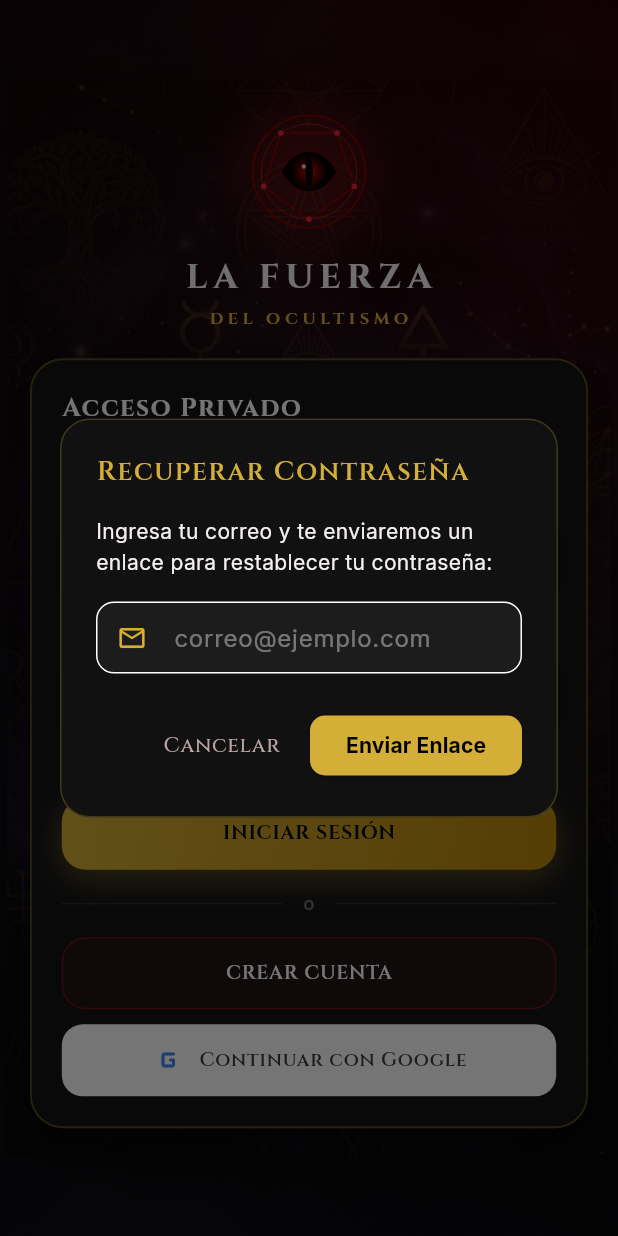
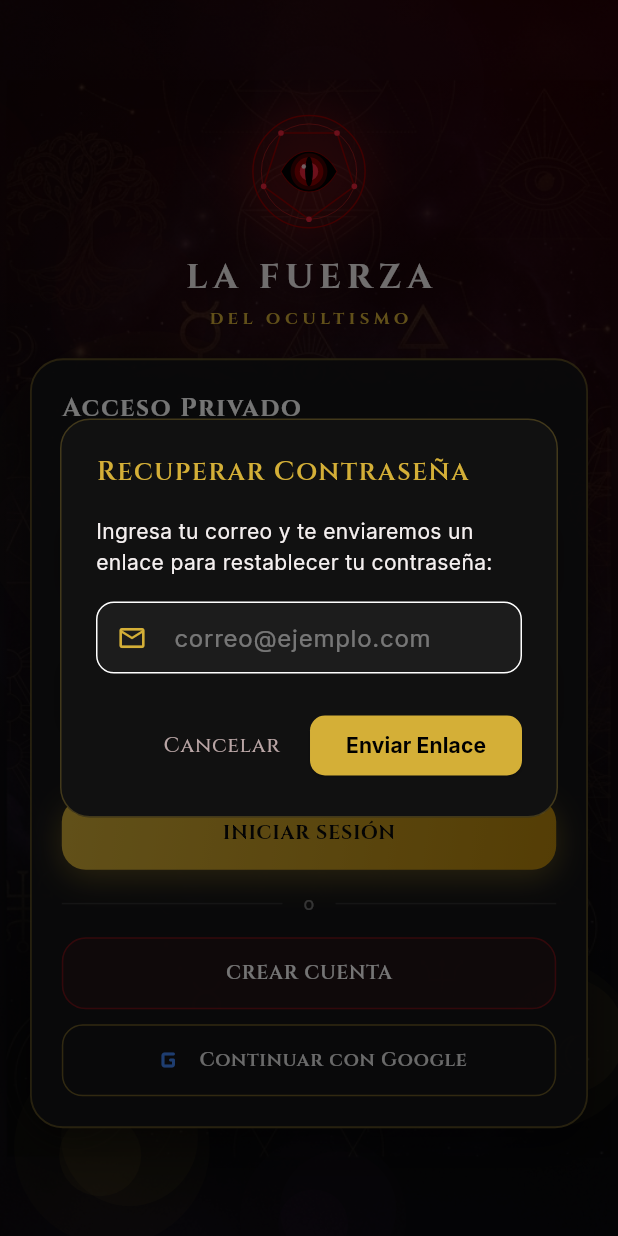
Before and after one commit to juanemadrid/la_fuerza_del_ocultismo, a Flutter app: the screen it shows after launch, after a tap on "¿Olvidaste tu contraseña?", on a phone screen of 412 x 824 dp. Run offline on Flutter 3.47's test engine with Material 3 defaults, Android fonts, the phone set to English and light mode, and no system bars; our stand-ins replace audioplayers, cloud_firestore, email_validator, firebase_auth, firebase_core, firebase_storage and 6 more; missing offline and left inert: flutter_pdfview; accounts and stored records are empty; network calls fail.

Commit message:
Login mistico: humo ritual, ojo que vigila y boton Google oscuro

```diff
--- a/lib/screens/login_screen.dart
+++ b/lib/screens/login_screen.dart
@@ -10,6 +10,7 @@ import '../services/auth_service.dart';
 import '../theme/app_theme.dart';
 import '../utils/google_popup_helper.dart';
 import '../widgets/occult_logo.dart';
+import '../widgets/ritual_smoke.dart';
 import '../widgets/mysterious_page_route.dart';
 import 'home_screen.dart';
 import 'register_screen.dart';
@@ -472,6 +473,8 @@ class _LoginScreenState extends State<LoginScreen> {
                 ),
               ),
             ),
+            // Humo ritual de incienso moviéndose detrás del formulario
+            const Positioned.fill(child: RitualSmoke()),
             SafeArea(
               child: Center(
                 child: SingleChildScrollView(
@@ -712,8 +715,15 @@ class _LoginScreenState extends State<LoginScreen> {
                               SizedBox(
                                 height: 48,
                                 child: Material(
-                                  color: Colors.white,
-                                  borderRadius: BorderRadius.circular(14),
+                                  // Oscuro con borde dorado: no rompe el ambiente
+                                  color: const Color(0xFF141416),
+                                  shape: RoundedRectangleBorder(
+                                    borderRadius: BorderRadius.circular(14),
+                                    side: BorderSide(
+                                      color: AppColors.borderGold
+                                          .withOpacity(0.45),
+                                    ),
+                                  ),
                                   child: InkWell(
                                     borderRadius: BorderRadius.circular(14),
                                     onTap: (_loading || _googleLoading)
@@ -740,9 +750,8 @@ class _LoginScreenState extends State<LoginScreen> {
                                               'Conectando con Google...',
                                               style: AppTextStyles.titleMedium
                                                   .copyWith(
-                                                    color: const Color(
-                                                      0xFF3C4043,
-                                                    ),
+                                                    color: Colors.white
+                                                        .withOpacity(0.9),
                                                     fontWeight: FontWeight.w600,
                                                     fontSize: 13,
                                                   ),
@@ -764,9 +773,8 @@ class _LoginScreenState extends State<LoginScreen> {
                                               'Continuar con Google',
                                               style: AppTextStyles.titleMedium
                                                   .copyWith(
-                                                    color: const Color(
-                                                      0xFF3C4043,
-                                                    ),
+                                                    color: Colors.white
+                                                        .withOpacity(0.9),
                                                     fontWeight: FontWeight.w600,
                                                     fontSize: 13,
                                                   ),
--- a/lib/widgets/occult_logo.dart
+++ b/lib/widgets/occult_logo.dart
@@ -12,6 +12,9 @@ class OccultLogo extends StatefulWidget {
 class _OccultLogoState extends State<OccultLogo> with TickerProviderStateMixin {
   late AnimationController _blinkCtrl;
   late AnimationController _pulseCtrl;
+  // Mirada: el ojo vigila a los lados, como espiando.
+  late AnimationController _gazeCtrl;
+  late Animation<double> _gaze;
 
   late Animation<double> _eyeOpenAmount;
   late Animation<double> _pulseAmount;
@@ -33,36 +36,69 @@ class _OccultLogoState extends State<OccultLogo> with TickerProviderStateMixin {
     // Blink: periodically blinks (closes and opens)
     _blinkCtrl = AnimationController(
       vsync: this,
-      duration: const Duration(milliseconds: 1800),
+      duration: const Duration(milliseconds: 4200),
     )..repeat();
 
+    // Parpadeo lento e inquietante: abierto casi todo el tiempo,
+    // un parpadeo rápido y, a veces, uno doble.
     _eyeOpenAmount = TweenSequence<double>([
+      TweenSequenceItem(tween: ConstantTween<double>(1.0), weight: 80.0),
       TweenSequenceItem(
-        tween: ConstantTween<double>(1.0),
-        weight: 70.0, // Stays open for 70% of time (approx 1.26s)
-      ),
+          tween: Tween<double>(begin: 1.0, end: 0.0)
+              .chain(CurveTween(curve: Curves.easeIn)),
+          weight: 3.0),
       TweenSequenceItem(
-        tween: Tween<double>(begin: 1.0, end: 0.0).chain(CurveTween(curve: Curves.easeIn)),
-        weight: 10.0, // Closes quickly (approx 0.18s)
-      ),
+          tween: Tween<double>(begin: 0.0, end: 1.0)
+              .chain(CurveTween(curve: Curves.easeOut)),
+          weight: 5.0),
+      TweenSequenceItem(tween: ConstantTween<double>(1.0), weight: 4.0),
       TweenSequenceItem(
-        tween: Tween<double>(begin: 0.0, end: 1.0).chain(CurveTween(curve: Curves.easeOut)),
-        weight: 20.0, // Opens back up (approx 0.36s)
-      ),
+          tween: Tween<double>(begin: 1.0, end: 0.0)
+              .chain(CurveTween(curve: Curves.easeIn)),
+          weight: 3.0),
+      TweenSequenceItem(
+          tween: Tween<double>(begin: 0.0, end: 1.0)
+              .chain(CurveTween(curve: Curves.easeOut)),
+          weight: 5.0),
     ]).animate(_blinkCtrl);
+
+    // Mirada: centro → izquierda (se queda) → derecha (se queda) → centro.
+    _gazeCtrl = AnimationController(
+      vsync: this,
+      duration: const Duration(milliseconds: 7000),
+    )..repeat();
+    _gaze = TweenSequence<double>([
+      TweenSequenceItem(tween: ConstantTween<double>(0.0), weight: 18),
+      TweenSequenceItem(
+          tween: Tween<double>(begin: 0.0, end: -1.0)
+              .chain(CurveTween(curve: Curves.easeInOutCubic)),
+          weight: 6),
+      TweenSequenceItem(tween: ConstantTween<double>(-1.0), weight: 20),
+      TweenSequenceItem(
+          tween: Tween<double>(begin: -1.0, end: 1.0)
+              .chain(CurveTween(curve: Curves.easeInOutCubic)),
+          weight: 8),
+      TweenSequenceItem(tween: ConstantTween<double>(1.0), weight: 20),
+      TweenSequenceItem(
+          tween: Tween<double>(begin: 1.0, end: 0.0)
+              .chain(CurveTween(curve: Curves.easeInOutCubic)),
+          weight: 6),
+      TweenSequenceItem(tween: ConstantTween<double>(0.0), weight: 22),
+    ]).animate(_gazeCtrl);
   }
 
   @override
   void dispose() {
     _pulseCtrl.dispose();
     _blinkCtrl.dispose();
+    _gazeCtrl.dispose();
     super.dispose();
   }
 
   @override
   Widget build(BuildContext context) {
     return AnimatedBuilder(
-      animation: Listenable.merge([_blinkCtrl, _pulseCtrl]),
+      animation: Listenable.merge([_blinkCtrl, _pulseCtrl, _gazeCtrl]),
       builder: (context, _) {
         return Container(
           width: widget.size,
@@ -84,6 +120,7 @@ class _OccultLogoState extends State<OccultLogo> with TickerProviderStateMixin {
             painter: _OccultLogoPainter(
               eyeOpen: _eyeOpenAmount.value,
               pulse: _pulseAmount.value,
+              gaze: _gaze.value,
             ),
           ),
         );
@@ -95,8 +132,10 @@ class _OccultLogoState extends State<OccultLogo> with TickerProviderStateMixin {
 class _OccultLogoPainter extends CustomPainter {
   final double eyeOpen;
   final double pulse;
+  final double gaze; // -1 mira a la izquierda, 0 al frente, 1 a la derecha
 
-  _OccultLogoPainter({required this.eyeOpen, required this.pulse});
+  _OccultLogoPainter(
+      {required this.eyeOpen, required this.pulse, required this.gaze});
 
   @override
   void paint(Canvas canvas, Size size) {
@@ -164,33 +203,28 @@ class _OccultLogoPainter extends CustomPainter {
       // Fondo negro del ojo
       canvas.drawRect(Rect.fromLTWH(0, 0, size.width, size.height), Paint()..color = Colors.black);
 
-      // Iris rojo sangre gradiente
-      final irisR = eh * 0.85;
-       final irisShader = const RadialGradient(
-        colors: [
-          Color(0xFFEF233C),
-          Color(0xFF8B0000),
-          Color(0xFF3D0000),
-          Colors.black,
-        ],
-        stops: [0.0, 0.35, 0.65, 1.0],
-      ).createShader(Rect.fromCircle(center: Offset(cx, cy), radius: irisR));
-      canvas.drawCircle(Offset(cx, cy), irisR, Paint()..shader = irisShader);
+      // Iris rojo sangre en anillos (sin degradado: más liviano en iPhone).
+      // Su tamaño no depende del parpadeo, así el párpado lo tapa al cerrar.
+      final irisR = size.height * 0.17 * 0.85;
+      final ix = cx + gaze * ew * 0.42; // el iris se desplaza al mirar
+      final irisC = Offset(ix, cy);
+      canvas.drawCircle(irisC, irisR, Paint()..color = const Color(0xFF3D0000));
+      canvas.drawCircle(
+          irisC, irisR * 0.78, Paint()..color = const Color(0xFF8B0000));
+      canvas.drawCircle(irisC, irisR * 0.5,
+          Paint()..color = const Color(0xFFEF233C).withValues(alpha: 0.85 + 0.15 * pulse));
 
       // Pupila vertical de demonio/gato
       final pupilW = irisR * (0.16 + 0.06 * pulse);
       final pupilH = irisR * 0.8;
-      final pupilPath = Path();
-      pupilPath.addOval(Rect.fromCenter(
-        center: Offset(cx, cy),
-        width: pupilW * 2,
-        height: pupilH * 2,
-      ));
-      canvas.drawPath(pupilPath, Paint()..color = Colors.black);
+      canvas.drawOval(
+        Rect.fromCenter(center: irisC, width: pupilW * 2, height: pupilH * 2),
+        Paint()..color = Colors.black,
+      );
 
       // Brillos del ojo
       canvas.drawCircle(
-        Offset(cx - irisR * 0.28, cy - irisR * 0.28),
+        Offset(ix - irisR * 0.28, cy - irisR * 0.28),
         irisR * 0.12,
         Paint()..color = Colors.white.withValues(alpha: 0.6 + 0.2 * pulse),
       );
@@ -208,6 +242,8 @@ class _OccultLogoPainter extends CustomPainter {
 
   @override
   bool shouldRepaint(covariant _OccultLogoPainter oldDelegate) {
-    return oldDelegate.eyeOpen != eyeOpen || oldDelegate.pulse != pulse;
+    return oldDelegate.eyeOpen != eyeOpen ||
+        oldDelegate.pulse != pulse ||
+        oldDelegate.gaze != gaze;
   }
 }
--- /dev/null
+++ b/lib/widgets/ritual_smoke.dart
@@ -0,0 +1,113 @@
+import 'dart:math' as math;
+import 'package:flutter/material.dart';
+
+/// Humo ritual de incienso que sube desde abajo y se mece de un lado a otro.
+///
+/// Se dibuja solo con círculos de color sólido translúcido (sin degradados ni
+/// desenfoques por cuadro) para que corra fluido también en iPhone y en
+/// celulares de gama baja.
+class RitualSmoke extends StatefulWidget {
+  const RitualSmoke({super.key});
+
+  @override
+  State<RitualSmoke> createState() => _RitualSmokeState();
+}
+
+class _RitualSmokeState extends State<RitualSmoke>
+    with SingleTickerProviderStateMixin {
+  late final AnimationController _ctrl;
+  late final List<_Wisp> _wisps;
+
+  @override
+  void initState() {
+    super.initState();
+    final rng = math.Random(7);
+    _wisps = List.generate(16, (i) => _Wisp(rng, i));
+    _ctrl = AnimationController(
+      vsync: this,
+      duration: const Duration(seconds: 24),
+    )..repeat();
+  }
+
+  @override
+  void dispose() {
+    _ctrl.dispose();
+    super.dispose();
+  }
+
+  @override
+  Widget build(BuildContext context) {
+    return IgnorePointer(
+      child: RepaintBoundary(
+        child: AnimatedBuilder(
+          animation: _ctrl,
+          builder: (context, _) => CustomPaint(
+            size: Size.infinite,
+            painter: _SmokePainter(_ctrl.value, _wisps),
+          ),
+        ),
+      ),
+    );
+  }
+}
+
+class _Wisp {
+  final double startX; // posición horizontal de origen (0..1)
+  final double phase; // desfase en el ciclo (0..1)
+  final double speed; // vueltas por ciclo de animación
+  final double sway; // amplitud del vaivén lateral (0..1 del ancho)
+  final double size; // tamaño relativo
+  final Color color;
+
+  _Wisp(math.Random rng, int i)
+      : startX = rng.nextDouble(),
+        phase = rng.nextDouble(),
+        speed = 1 + rng.nextInt(2).toDouble(),
+        sway = 0.08 + rng.nextDouble() * 0.14,
+        size = 0.7 + rng.nextDouble() * 0.8,
+        color = i % 5 == 0
+            ? const Color(0xFFD4AF37) // brillo dorado de brasa
+            : (i % 3 == 0
+                ? const Color(0xFF6B2E7A) // violeta oscuro
+                : const Color(0xFF8B0000)); // rojo sangre
+}
+
+class _SmokePainter extends CustomPainter {
+  final double t;
+  final List<_Wisp> wisps;
+  _SmokePainter(this.t, this.wisps);
+
+  @override
+  void paint(Canvas canvas, Size size) {
+    if (size.isEmpty) return;
+    final w = size.width;
+    final h = size.height;
+    final base = math.min(w, h);
+
+    for (final wisp in wisps) {
+      // Progreso de subida de esta voluta (0 = abajo, 1 = arriba)
+      final p = ((t * wisp.speed) + wisp.phase) % 1.0;
+      // Vaivén lateral: el humo cruza de un lado al otro mientras sube
+      final drift = math.sin((p * 2.2 + wisp.phase) * math.pi * 2) * wisp.sway;
+      final x = (wisp.startX + drift) * w;
+      final y = h * (1.08 - p * 1.25);
+      // Crece y se desvanece al subir; aparece suave abajo
+      final fadeIn = (p / 0.15).clamp(0.0, 1.0);
+      final fadeOut = (1.0 - p).clamp(0.0, 1.0);
+      final alpha = 0.16 * fadeIn * fadeOut;
+      if (alpha <= 0.003) continue;
+      final r = base * (0.10 + p * 0.22) * wisp.size;
+      final c = Offset(x, y);
+
+      // Tres capas translúcidas simulan el borde difuminado del humo
+      canvas.drawCircle(c, r, Paint()..color = wisp.color.withValues(alpha: alpha * 0.30));
+      canvas.drawCircle(Offset(x + r * 0.18, y - r * 0.10), r * 0.70,
+          Paint()..color = wisp.color.withValues(alpha: alpha * 0.45));
+      canvas.drawCircle(Offset(x - r * 0.12, y + r * 0.08), r * 0.42,
+          Paint()..color = wisp.color.withValues(alpha: alpha * 0.55));
+    }
+  }
+
+  @override
+  bool shouldRepaint(covariant _SmokePainter old) => old.t != t;
+}
```
